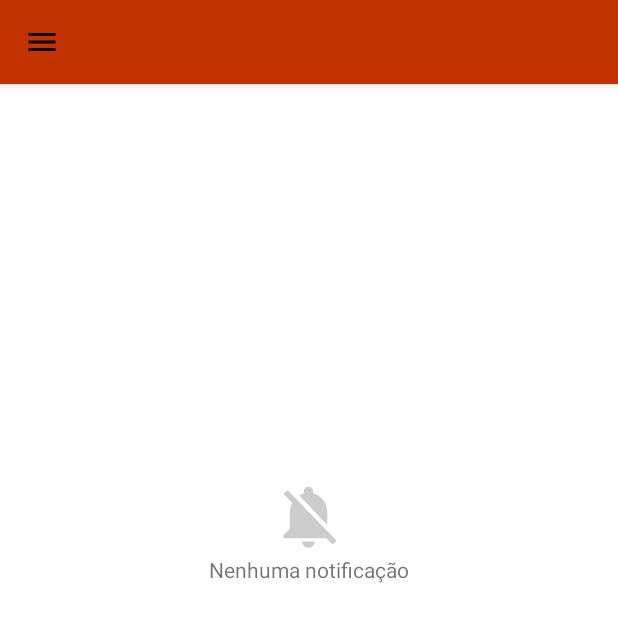
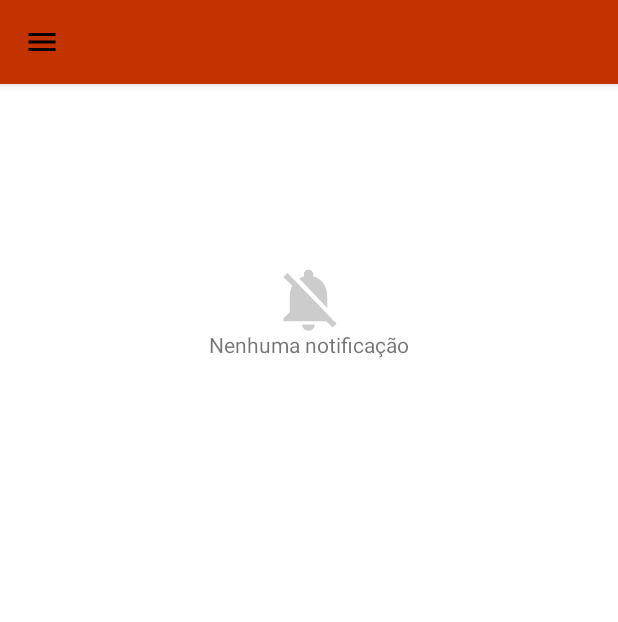
Before and after one commit to MisterLuiz03/NavVIew, an Android app: the layout bar_toll.xml on its own in the app's theme, with its tools: preview values and no code run, on a phone screen of 412 x 824 dp. Shown: the top 622 px of the screen. Run offline under Robolectric (Android 15) with nearby library versions, the phone set to English and light mode, and no system bars.

```diff
--- a/app/src/main/AndroidManifest.xml
+++ b/app/src/main/AndroidManifest.xml
@@ -1,6 +1,7 @@
 <?xml version="1.0" encoding="utf-8"?>
 <manifest xmlns:android="http://schemas.android.com/apk/res/android"
-    xmlns:tools="http://schemas.android.com/tools">
+    xmlns:tools="http://schemas.android.com/tools"
+    package="br.com.etecia.myappnavview">
 
     <application
         android:allowBackup="true"
@@ -8,11 +9,12 @@
         android:fullBackupContent="@xml/backup_rules"
         android:icon="@mipmap/ic_launcher"
         android:label="@string/app_name"
+        android:roundIcon="@mipmap/ic_launcher_round"
         android:supportsRtl="true"
         android:theme="@style/Theme.NavVIew"
         tools:targetApi="31">
         <activity
-            android:name=".MainActivity"
+            android:name="br.com.etecia.navview.MainActivity"
             android:exported="true">
             <intent-filter>
                 <action android:name="android.intent.action.MAIN" />
--- a/app/src/main/res/layout/bar_toll.xml
+++ b/app/src/main/res/layout/bar_toll.xml
@@ -19,7 +19,7 @@
 
     <ImageView
         android:layout_gravity="center"
-        android:layout_marginTop="300dp"
+        android:layout_marginTop="160dp"
         android:layout_width="50dp"
         android:layout_height="50dp"
         android:src="@drawable/baseline_notifications_off"/>
@@ -30,7 +30,7 @@
         android:layout_width="wrap_content"
         android:layout_height="wrap_content"
         android:layout_gravity="center"
-        android:layout_marginTop="370dp"
+        android:layout_marginTop="220dp"
         android:text="Nenhuma notificação"
         app:layout_anchorGravity="center" />
 
--- a/app/src/main/res/values/strings.xml
+++ b/app/src/main/res/values/strings.xml
@@ -1,3 +1,5 @@
 <resources>
     <string name="app_name">Ache Aqui</string>
+    <string name="navopen">navigation_drawer_open</string>
+    <string name="navclose">navigation_drawer_close</string>
 </resources>
--- a/app/src/main/res/values/themes.xml
+++ b/app/src/main/res/values/themes.xml
@@ -1,6 +1,6 @@
 <resources xmlns:tools="http://schemas.android.com/tools">
     <!-- Base application theme. -->
-    <style name="Theme.NavVIew" parent="Theme.MaterialComponents.DayNight.DarkActionBar">
+    <style name="Theme.NavVIew" parent="Theme.MaterialComponents.DayNight.NoActionBar">
         <!-- Primary brand color. -->
         <item name="colorPrimary">@color/purple_500</item>
         <item name="colorPrimaryVariant">@color/purple_700</item>
```
Also changed, not shown: app/src/main/java/br/com/etecia/navview/MainActivity.java (+24 -0 lines).
